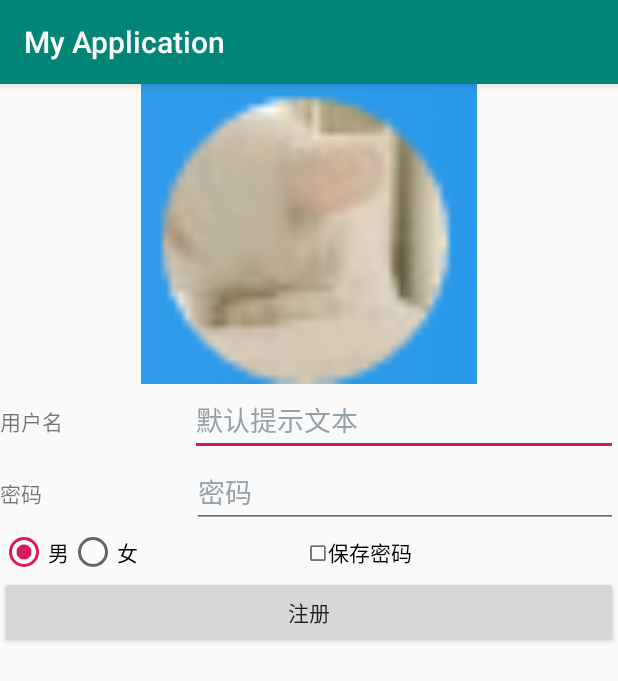
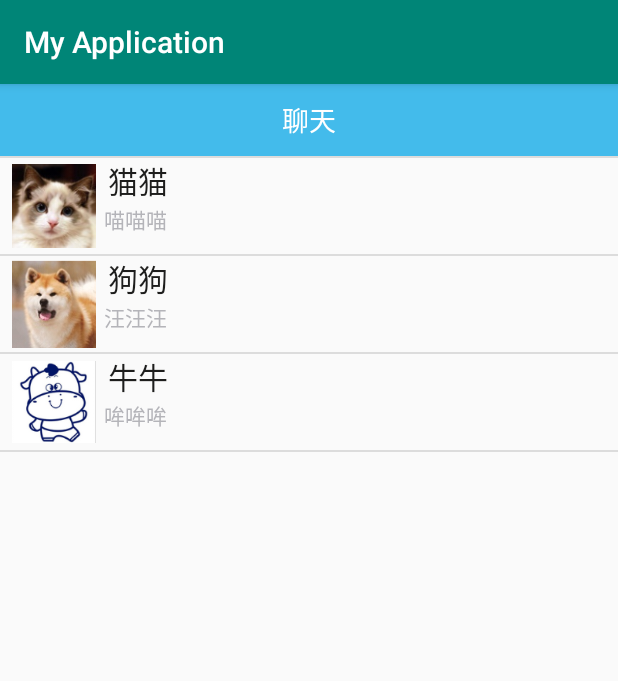
Before and after one commit to kaixuanli/andorid, an Android app: the screen it shows after launch (MainActivity before the commit, SimpleAdapterActivity after it), on a phone screen of 412 x 824 dp. Shown: the top 681 px of the screen. Run offline under Robolectric (Android 15) with nearby library versions, the phone set to English and light mode, and no system bars.

Commit message:
ListView,BashAdapter优化

```diff
--- a/demo/app/src/main/AndroidManifest.xml
+++ b/demo/app/src/main/AndroidManifest.xml
@@ -9,7 +9,7 @@
         android:roundIcon="@mipmap/ic_launcher_round"
         android:supportsRtl="true"
         android:theme="@style/AppTheme">
-        <activity android:name=".MainActivity">
+        <activity android:name=".study.SimpleAdapterActivity">
             <intent-filter>
                 <action android:name="android.intent.action.MAIN" />
 
--- /dev/null
+++ b/demo/app/src/main/java/com/example/myapplication/study/ListViewActivity.java
@@ -0,0 +1,33 @@
+package com.example.myapplication.study;
+
+import android.os.Bundle;
+import android.support.annotation.Nullable;
+import android.support.v7.app.AppCompatActivity;
+import android.widget.ArrayAdapter;
+import android.widget.ListView;
+
+import com.example.myapplication.R;
+
+public class ListViewActivity extends AppCompatActivity {
+
+    @Override
+    protected void onCreate(@Nullable Bundle savedInstanceState) {
+        super.onCreate(savedInstanceState);
+        setContentView(R.layout.listview_demo);
+
+
+    }
+
+    public  void testArrayAdapter(){
+        //要显示的数据
+        String[] strs = {"AA","BB","CC","DD","EE"};
+        //创建ArrayAdapter
+        //simple_expandable_list_item_1系统提供的默认listview模板
+        ArrayAdapter<String> adapter = new ArrayAdapter<String>
+                (this,android.R.layout.simple_expandable_list_item_1,strs);
+        //获取ListView对象，通过调用setAdapter方法为ListView设置Adapter设置适配器
+        ListView list_test = (ListView) findViewById(R.id.list_test);
+        list_test.setAdapter(adapter);
+    }
+
+}
--- /dev/null
+++ b/demo/app/src/main/java/com/example/myapplication/study/SimpleAdapterActivity.java
@@ -0,0 +1,59 @@
+package com.example.myapplication.study;
+
+import android.content.Context;
+import android.os.Bundle;
+import android.support.v7.app.AppCompatActivity;
+import android.view.LayoutInflater;
+import android.view.View;
+import android.widget.AdapterView;
+import android.widget.ListView;
+import android.widget.SimpleAdapter;
+import android.widget.Toast;
+
+import com.example.myapplication.R;
+
+import java.util.ArrayList;
+import java.util.HashMap;
+import java.util.List;
+import java.util.Map;
+
+public class SimpleAdapterActivity extends AppCompatActivity implements AdapterView.OnItemClickListener{
+    private String[] names = new String[]{"猫猫", "狗狗", "牛牛"};
+    private String[] says = new String[]{"喵喵喵", "汪汪汪", "哞哞哞"};
+    private int[] imgIds = new int[]{R.mipmap.cat, R.mipmap.dog, R.mipmap.cow};
+
+    private Context mContext;
+    @Override
+    protected void onCreate(Bundle savedInstanceState) {
+        super.onCreate(savedInstanceState);
+        setContentView(R.layout.listview_demo);
+        mContext = SimpleAdapterActivity.this;
+        List<Map<String, Object>> listitem = new ArrayList<Map<String, Object>>();
+        for (int i = 0; i < names.length; i++) {
+            Map<String, Object> showitem = new HashMap<String, Object>();
+            showitem.put("touxiang", imgIds[i]);
+            showitem.put("name", names[i]);
+            showitem.put("says", says[i]);
+            listitem.add(showitem);
+        }
+
+        //动态加载顶部View和底部View,得在setAdapter()前
+        final LayoutInflater inflater = LayoutInflater.from(this);
+        View headView = inflater.inflate(R.layout.view_header, null, false);
+        View footView = inflater.inflate(R.layout.view_tail, null, false);
+        ListView listView = (ListView) findViewById(R.id.list_test);
+        listView.addHeaderView(headView);
+        //listView.addFooterView(footView);
+
+        //创建一个simpleAdapter
+        SimpleAdapter myAdapter = new SimpleAdapter(getApplicationContext(), listitem, R.layout.simpleadapter_demo, new String[]{"touxiang", "name", "says"}, new int[]{R.id.imgtou, R.id.name, R.id.says});
+        listView.setAdapter(myAdapter);
+        //添加点击事件，需要重写点击方法
+        listView.setOnItemClickListener(this);
+    }
+
+    @Override
+    public void onItemClick(AdapterView<?> parent, View view, int position, long id) {
+        Toast.makeText(mContext,"你点击了第" + position + "项",Toast.LENGTH_SHORT).show();
+    }
+}
--- /dev/null
+++ b/demo/app/src/main/res/layout/listview_demo.xml
@@ -0,0 +1,11 @@
+<?xml version="1.0" encoding="utf-8"?>
+<LinearLayout xmlns:android="http://schemas.android.com/apk/res/android"
+    android:layout_width="match_parent"
+    android:layout_height="match_parent">
+
+    <ListView
+        android:id="@+id/list_test"
+        android:layout_width="match_parent"
+        android:layout_height="match_parent"
+        android:entries="@array/myarray"></ListView>
+</LinearLayout>
--- /dev/null
+++ b/demo/app/src/main/res/layout/simpleadapter_demo.xml
@@ -0,0 +1,38 @@
+<?xml version="1.0" encoding="utf-8"?>
+<LinearLayout xmlns:android="http://schemas.android.com/apk/res/android"
+    android:layout_width="match_parent"
+    android:layout_height="match_parent"
+    android:orientation="horizontal">
+
+        <!-- 定义一个用于显示头像的ImageView -->
+        <ImageView
+            android:id="@+id/imgtou"
+            android:layout_width="64dp"
+            android:layout_height="64dp"
+            android:baselineAlignBottom="true"
+            android:paddingLeft="8dp" />
+
+        <!-- 定义一个竖直方向的LinearLayout,把QQ呢称与说说的文本框设置出来 -->
+        <LinearLayout
+            android:layout_width="match_parent"
+            android:layout_height="wrap_content"
+            android:orientation="vertical">
+
+            <TextView
+                android:id="@+id/name"
+                android:layout_width="wrap_content"
+                android:layout_height="wrap_content"
+                android:paddingLeft="8dp"
+                android:textColor="#1D1D1C"
+                android:textSize="20sp" />
+
+            <TextView
+                android:id="@+id/says"
+                android:layout_width="wrap_content"
+                android:layout_height="wrap_content"
+                android:paddingLeft="8px"
+                android:textColor="#B4B4B9"
+                android:textSize="14sp" />
+
+        </LinearLayout>
+</LinearLayout>
--- /dev/null
+++ b/demo/app/src/main/res/layout/view_header.xml
@@ -0,0 +1,16 @@
+<?xml version="1.0" encoding="utf-8"?>
+<LinearLayout xmlns:android="http://schemas.android.com/apk/res/android"
+    android:layout_width="match_parent"
+    android:layout_height="match_parent"
+    android:orientation="vertical"
+    android:gravity="center">
+    <TextView
+        android:layout_width="match_parent"
+        android:layout_height="48dp"
+        android:textSize="18sp"
+        android:text="@string/chat"
+        android:gravity="center"
+        android:background="#43BBEB"
+        android:textColor="#FFFFFF"/>
+
+</LinearLayout>
--- /dev/null
+++ b/demo/app/src/main/res/layout/view_tail.xml
@@ -0,0 +1,16 @@
+<?xml version="1.0" encoding="utf-8"?>
+<LinearLayout xmlns:android="http://schemas.android.com/apk/res/android"
+    android:layout_width="match_parent"
+    android:layout_height="match_parent"
+    android:orientation="vertical"
+    android:gravity="center">
+    <TextView
+        android:layout_width="match_parent"
+        android:layout_height="48dp"
+        android:textSize="18sp"
+        android:text="就这么多，没啦"
+        android:gravity="center"
+        android:background="#43BBEB"
+        android:textColor="#FFFFFF"/>
+
+</LinearLayout>
--- /dev/null
+++ b/demo/app/src/main/res/values/array.xml
@@ -0,0 +1,8 @@
+<?xml version="1.0" encoding="utf-8"?>
+<resources>
+    <string-array name="myarray">
+        <item>语文</item>
+        <item>数学</item>
+        <item>英语</item>
+    </string-array>
+</resources>
--- a/demo/app/src/main/res/values/strings.xml
+++ b/demo/app/src/main/res/values/strings.xml
@@ -6,6 +6,7 @@
     <string name="save_pwd">保存密码</string>
     <string name="login">登录</string>
     <string name="register">注册</string>
+    <string name="chat">聊天</string>
 
 
 </resources>
```
Also changed, not shown: demo/app/src/main/res/mipmap-xhdpi/cat.png (added), demo/app/src/main/res/mipmap-xhdpi/cow.png (added), demo/app/src/main/res/mipmap-xhdpi/dog.png (added), 2 other files.
